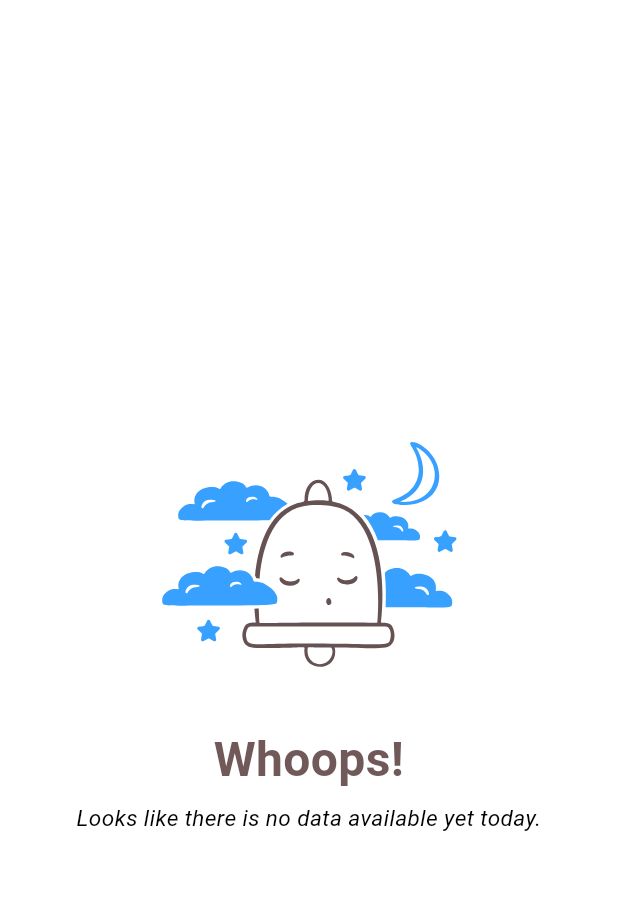
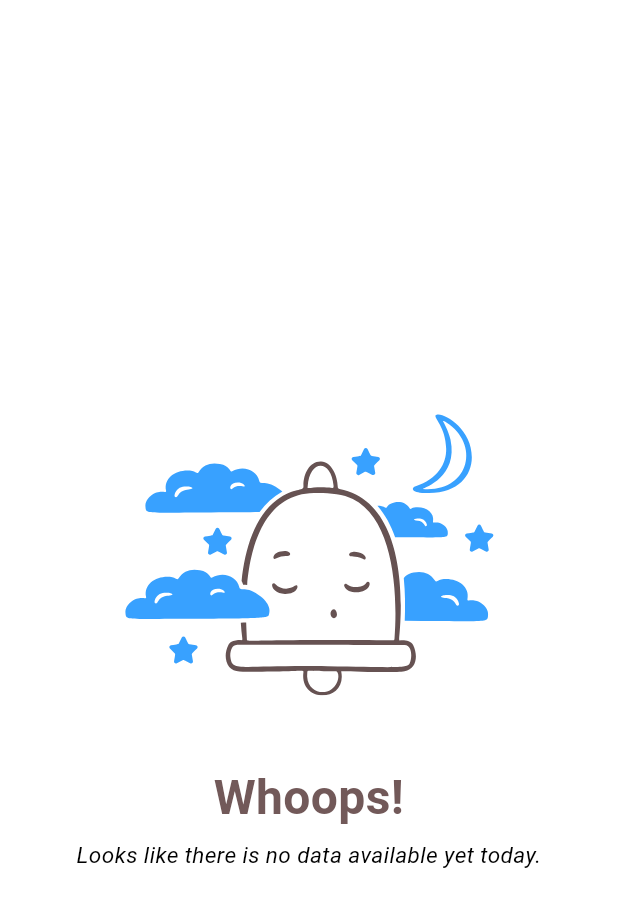
Before and after one commit to Tristaaaaan/suri, a Flutter app: the HomePage screen opened directly, on a phone screen of 412 x 824 dp. Shown: the top 907 px of the screen. Run offline on Flutter 3.47's test engine with Material 3 defaults, Android fonts, the phone set to English and light mode, and no system bars; our stand-ins replace awesome_notifications, cloud_firestore, firebase_auth, firebase_core, firebase_messaging, fl_chart and 6 more; missing offline and left inert: firebase_app_check; accounts and stored records are empty; generated files the repository leaves out were written again.

Commit message:
added error placeholder

```diff
--- /dev/null
+++ b/lib/components/placeholder/place_holder.dart
@@ -0,0 +1,58 @@
+import 'package:flutter/material.dart';
+import 'package:flutter_svg/svg.dart';
+
+class DataPlaceHolder extends StatelessWidget {
+  final String imagePath;
+  final double imageHeight;
+  final double imageWidth;
+  final String title;
+  final String description;
+  const DataPlaceHolder({
+    super.key,
+    required this.imagePath,
+    required this.imageHeight,
+    required this.imageWidth,
+    required this.title,
+    required this.description,
+  });
+
+  @override
+  Widget build(BuildContext context) {
+    return Center(
+      child: Padding(
+        padding: const EdgeInsets.symmetric(horizontal: 20),
+        child: Column(
+          mainAxisAlignment: MainAxisAlignment.center,
+          crossAxisAlignment: CrossAxisAlignment.center,
+          children: [
+            SvgPicture.asset(
+              height: imageHeight,
+              width: imageWidth,
+              imagePath,
+            ),
+            const SizedBox(
+              height: 15,
+            ),
+            Text(
+              title,
+              textAlign: TextAlign.center,
+              style: TextStyle(
+                fontSize: 32,
+                fontWeight: FontWeight.bold,
+                color: Theme.of(context).colorScheme.primary,
+              ),
+            ),
+            const SizedBox(
+              height: 5,
+            ),
+            Text(
+              textAlign: TextAlign.center,
+              description,
+              style: const TextStyle(fontSize: 15, fontStyle: FontStyle.italic),
+            )
+          ],
+        ),
+      ),
+    );
+  }
+}
--- a/lib/pages/home/home_page.dart
+++ b/lib/pages/home/home_page.dart
@@ -1,10 +1,10 @@
 import 'package:flutter/material.dart';
-import 'package:flutter_svg/svg.dart';
 import 'package:hooks_riverpod/hooks_riverpod.dart';
 import 'package:intl/intl.dart';
 import 'package:shimmer/shimmer.dart';
 import 'package:suri/components/container/info_container.dart';
 import 'package:suri/components/loading/data_loading.dart';
+import 'package:suri/components/placeholder/place_holder.dart';
 import 'package:suri/pages/home/charts_data.dart';
 import 'package:suri/provider/data/detection_provider.dart';
 
@@ -20,43 +20,14 @@ class HomePage extends ConsumerWidget {
         body: detectionInfo.when(
           data: (data) {
             return data.isEmpty
-                ? Center(
-                    child: Padding(
-                      padding: const EdgeInsets.symmetric(horizontal: 20),
-                      child: Column(
-                        mainAxisAlignment: MainAxisAlignment.center,
-                        crossAxisAlignment: CrossAxisAlignment.center,
-                        children: [
-                          SvgPicture.asset(
-                            height: 200,
-                            width: 200,
-                            "assets/icons/no-notifications--social-media-no-notifications.svg",
-                          ),
-                          const SizedBox(
-                            height: 15,
-                          ),
-                          Text(
-                            "Whoops!",
-                            textAlign: TextAlign.center,
-                            style: TextStyle(
-                              fontSize: 32,
-                              fontWeight: FontWeight.bold,
-                              color: Theme.of(context).colorScheme.primary,
-                            ),
-                          ),
-                          const SizedBox(
-                            height: 5,
-                          ),
-                          const Text(
-                            textAlign: TextAlign.center,
-                            "Looks like there is no data available yet today.",
-                            style: TextStyle(
-                                fontSize: 15, fontStyle: FontStyle.italic),
-                          )
-                        ],
-                      ),
-                    ),
-                  )
+                ? const DataPlaceHolder(
+                    imagePath:
+                        "assets/icons/no-notifications--social-media-no-notifications.svg",
+                    imageHeight: 250,
+                    imageWidth: 250,
+                    title: "Whoops!",
+                    description:
+                        "Looks like there is no data available yet today.")
                 : SingleChildScrollView(
                     child: Column(
                       children: [
@@ -248,9 +219,13 @@ class HomePage extends ConsumerWidget {
                     ),
                   );
           },
-          error: (error, stackTrace) {
-            return Text(error.toString());
-          },
+          error: (error, stackTrace) => const DataPlaceHolder(
+              imagePath:
+                  "assets/icons/Page-Not-Found-4--Streamline-Brooklyn.svg",
+              imageHeight: 300,
+              imageWidth: 300,
+              title: "Oh snap!",
+              description: "Operation could not be completed."),
           loading: () {
             return Shimmer.fromColors(
               baseColor: Colors.grey[400]!,
```
Also changed, not shown: assets/icons/Page-Not-Found-4--Streamline-Brooklyn.svg (added).
